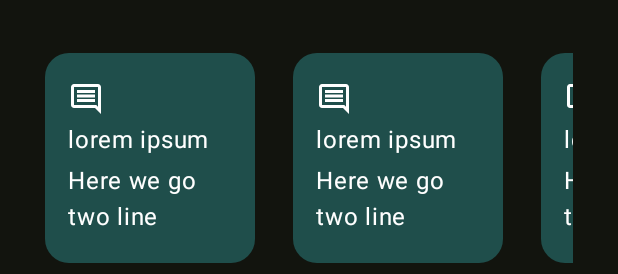
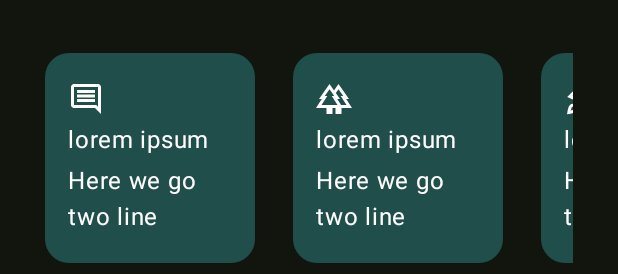
Before and after one commit to DB1703/presentation-card, an Android app built with Jetpack Compose: the @Preview function GreetingPreview, on a phone screen of 412 x 824 dp. Shown: the part 622-896 px from the top of the screen. Run offline under Robolectric (Android 15) with nearby library versions, the phone set to English and light mode, and no system bars.

Commit message:
New icons for horizontal scroll

```diff
--- a/app/src/main/java/com/example/presentationcard/MainActivity.kt
+++ b/app/src/main/java/com/example/presentationcard/MainActivity.kt
@@ -27,6 +27,7 @@ import androidx.compose.ui.Alignment
 import androidx.compose.ui.Modifier
 import androidx.compose.ui.draw.clip
 import androidx.compose.ui.graphics.Color
+import androidx.compose.ui.graphics.painter.Painter
 import androidx.compose.ui.layout.ContentScale
 import androidx.compose.ui.res.painterResource
 import androidx.compose.ui.text.font.FontWeight
@@ -55,14 +56,14 @@ class MainActivity : ComponentActivity() {
 }
 
 @Composable
-fun FeatureCard (cardDescription: String, modifier: Modifier = Modifier) {
+fun FeatureCard (cardDescription: String, icon: Painter,modifier: Modifier = Modifier) {
     Box (modifier
         .size(140.dp)
         .background(color = Color(0xFF1F4E4B), shape = RoundedCornerShape(16.dp))
         .padding(15.dp)
     ) {
         Column (verticalArrangement = Arrangement.SpaceEvenly, modifier = Modifier.fillMaxSize()){
-            Icon(painter = painterResource(R.drawable.comment_24px), contentDescription = "icon", tint = Color.White)
+            Icon(painter = icon, contentDescription = "icon", tint = Color.White)
             Text(text = cardDescription, modifier = modifier, color = Color.White)
             Text(text = "Here we go two line", color = Color.White)
         }
@@ -73,13 +74,13 @@ fun FeatureCard (cardDescription: String, modifier: Modifier = Modifier) {
 fun FeatureCardsRow(modifier: Modifier = Modifier) {
     val state = rememberScrollState()
     Row(modifier.horizontalScroll(state).fillMaxSize()) {
-        FeatureCard("lorem ipsum")
+        FeatureCard("lorem ipsum", painterResource(R.drawable.comment_24px))
         Spacer(modifier = Modifier.width(25.dp))
-        FeatureCard("lorem ipsum")
+        FeatureCard("lorem ipsum", painterResource(R.drawable.forest_24px))
         Spacer(modifier = Modifier.width(25.dp))
-        FeatureCard("lorem ipsum")
+        FeatureCard("lorem ipsum", painterResource(R.drawable.rocket_launch_24px))
         Spacer(modifier = Modifier.width(25.dp))
-        FeatureCard("lorem ipsum")
+        FeatureCard("lorem ipsum", painterResource(R.drawable.cognition_24px))
     }
 }
 
--- /dev/null
+++ b/app/src/main/res/drawable-mdpi/cognition_24px.xml
@@ -0,0 +1,10 @@
+<vector xmlns:android="http://schemas.android.com/apk/res/android"
+    android:width="24dp"
+    android:height="24dp"
+    android:viewportWidth="960"
+    android:viewportHeight="960"
+>
+  <path
+      android:fillColor="@android:color/white"
+      android:pathData="M491,621Q561,621 610,576Q659,531 659,467Q659,410 622.5,370.5Q586,331 534,331Q487,331 454.5,361Q422,391 422,435Q422,454 429.5,472Q437,490 451,505L508,448Q505,446 503.5,443Q502,440 502,436Q502,425 511,418.5Q520,412 534,412Q554,412 567,428.5Q580,445 580,468Q580,499 554.5,520.5Q529,542 492,542Q445,542 412.5,504Q380,466 380,411Q380,382 391,355.5Q402,329 422,309L365,252Q333,283 316,324Q299,365 299,410Q299,498 355,559.5Q411,621 491,621ZM240,880L240,708Q183,656 151.5,586.5Q120,517 120,440Q120,290 225,185Q330,80 480,80Q605,80 701.5,153.5Q798,227 827,345L879,550Q884,569 872,584.5Q860,600 840,600L760,600L760,720Q760,753 736.5,776.5Q713,800 680,800L600,800L600,880L520,880L520,720L680,720Q680,720 680,720Q680,720 680,720L680,520L788,520L750,365Q727,274 652,217Q577,160 480,160Q364,160 282,241Q200,322 200,438Q200,498 224.5,552Q249,606 294,648L320,672L320,880L240,880ZM494,520L494,520L494,520Q494,520 494,520Q494,520 494,520Q494,520 494,520Q494,520 494,520Q494,520 494,520Q494,520 494,520L494,520L494,520L494,520Q494,520 494,520Q494,520 494,520L494,520L494,520Z"/>
+</vector>
--- a/app/src/main/res/drawable-mdpi/comment_24px.xml
+++ b/app/src/main/res/drawable-mdpi/comment_24px.xml
@@ -3,7 +3,6 @@
     android:height="24dp"
     android:viewportWidth="960"
     android:viewportHeight="960"
-
     android:autoMirrored="true">
   <path
       android:fillColor="@android:color/white"
--- /dev/null
+++ b/app/src/main/res/drawable-mdpi/forest_24px.xml
@@ -0,0 +1,10 @@
+<vector xmlns:android="http://schemas.android.com/apk/res/android"
+    android:width="24dp"
+    android:height="24dp"
+    android:viewportWidth="960"
+    android:viewportHeight="960"
+>
+  <path
+      android:fillColor="@android:color/white"
+      android:pathData="M280,880L280,720L0,720L154,480L80,480L360,80L480,252L600,80L880,480L806,480L960,720L680,720L680,880L520,880L520,720L440,720L440,880L280,880ZM669,640L814,640L659,400L726,400L600,220L529,321L640,480L566,480L669,640ZM146,640L574,640L419,400L486,400L360,220L234,400L301,400L146,640ZM146,640L301,640L234,640L360,640L486,640L419,640L574,640L146,640ZM669,640L566,640L640,640L529,640L600,640L726,640L659,640L814,640L669,640ZM520,720L680,720L680,720L520,720ZM721,720L721,720L721,720L721,720L721,720L721,720L721,720L721,720Z"/>
+</vector>
--- /dev/null
+++ b/app/src/main/res/drawable-mdpi/rocket_launch_24px.xml
@@ -0,0 +1,10 @@
+<vector xmlns:android="http://schemas.android.com/apk/res/android"
+    android:width="24dp"
+    android:height="24dp"
+    android:viewportWidth="960"
+    android:viewportHeight="960"
+>
+  <path
+      android:fillColor="@android:color/white"
+      android:pathData="M226,401L304,434Q318,406 333,380Q348,354 366,328L310,317Q310,317 310,317Q310,317 310,317L226,401ZM368,484L482,597Q524,581 572,548Q620,515 662,473Q732,403 771.5,317.5Q811,232 806,160Q734,155 648,194.5Q562,234 492,304Q450,346 417,394Q384,442 368,484ZM546,419Q523,396 523,362.5Q523,329 546,306Q569,283 603,283Q637,283 660,306Q683,329 683,362.5Q683,396 660,419Q637,442 603,442Q569,442 546,419ZM565,740L649,656Q649,656 649,656Q649,656 649,656L638,600Q612,618 586,632.5Q560,647 532,661L565,740ZM878,87Q897,208 854.5,322.5Q812,437 708,541Q708,541 708,541Q708,541 708,541L728,640Q732,660 726,679Q720,698 706,712L538,880L454,683L283,512L86,428L253,260Q267,246 286.5,240Q306,234 326,238L425,258Q425,258 425,258Q425,258 425,258Q529,154 643,111Q757,68 878,87ZM157,639Q192,604 242.5,603.5Q293,603 328,638Q363,673 362.5,723.5Q362,774 327,809Q302,834 243.5,852Q185,870 82,884Q96,781 114,722.5Q132,664 157,639ZM214,695Q204,705 194,731.5Q184,758 180,785Q207,781 233.5,771.5Q260,762 270,752Q282,740 283,723Q284,706 272,694Q260,682 243,682.5Q226,683 214,695Z"/>
+</vector>
--- a/app/src/main/res/mipmap-anydpi-v26/ic_launcher.xml
+++ b/app/src/main/res/mipmap-anydpi-v26/ic_launcher.xml
@@ -1,6 +1,5 @@
 <?xml version="1.0" encoding="utf-8"?>
 <adaptive-icon xmlns:android="http://schemas.android.com/apk/res/android">
-    <background android:drawable="@drawable/ic_launcher_background" />
     <foreground android:drawable="@drawable/ic_launcher_foreground" />
     <monochrome android:drawable="@drawable/ic_launcher_foreground" />
 </adaptive-icon>
--- a/app/src/main/res/mipmap-anydpi-v26/ic_launcher_round.xml
+++ b/app/src/main/res/mipmap-anydpi-v26/ic_launcher_round.xml
@@ -1,6 +1,5 @@
 <?xml version="1.0" encoding="utf-8"?>
 <adaptive-icon xmlns:android="http://schemas.android.com/apk/res/android">
-    <background android:drawable="@drawable/ic_launcher_background" />
     <foreground android:drawable="@drawable/ic_launcher_foreground" />
     <monochrome android:drawable="@drawable/ic_launcher_foreground" />
 </adaptive-icon>
```
Also changed, not shown: app/src/main/res/drawable/ic_launcher_background.xml (deleted, +0 -170 lines).
